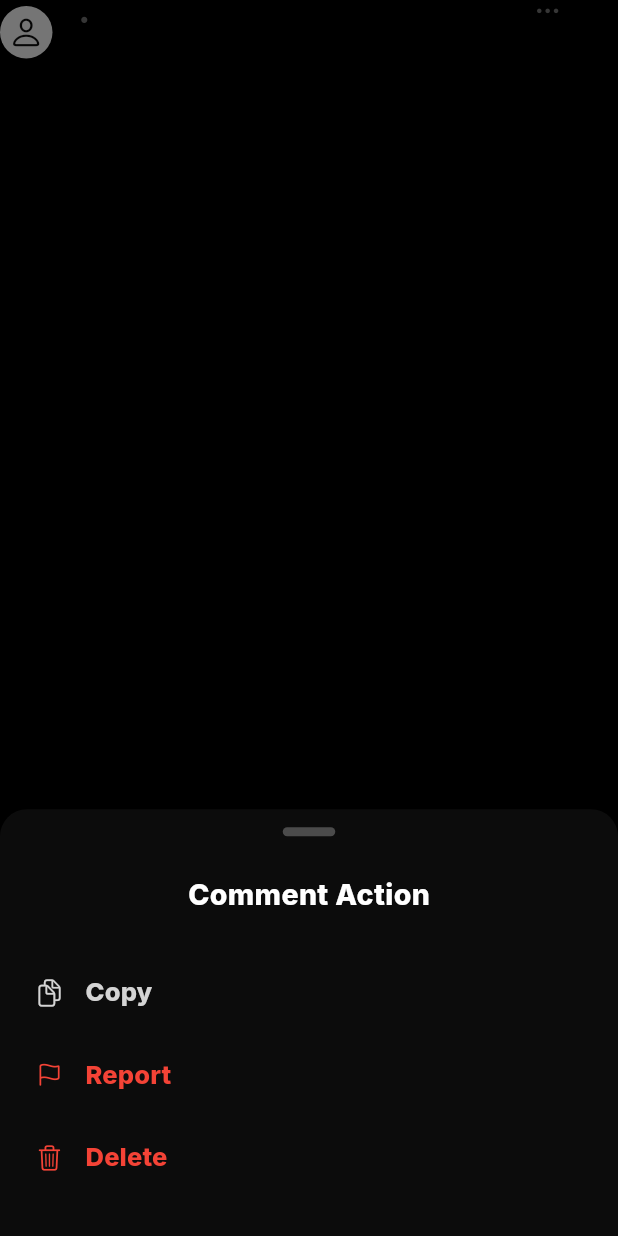
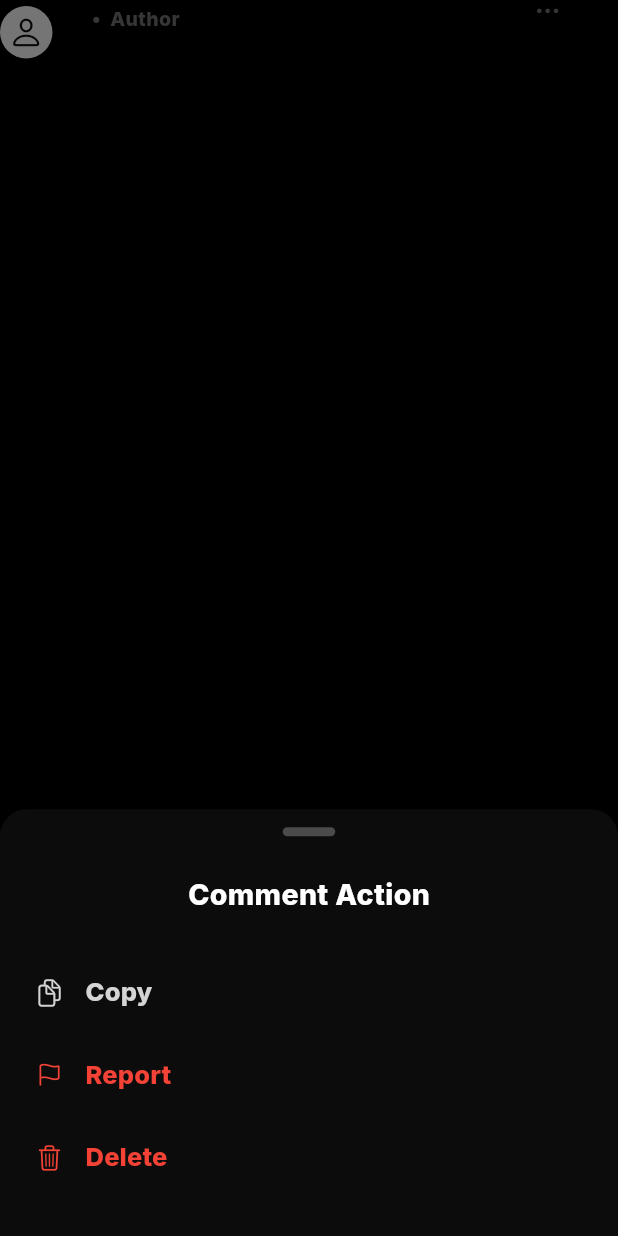
Before and after one commit to Tho100/revent, a Flutter app: the VentCommentPreviewer widget shown alone on an empty page, opened directly with empty values, after a tap on an icon or button, on a phone screen of 412 x 824 dp. Run offline on Flutter 3.47's test engine with Material 3 defaults, Android fonts, the phone set to English and light mode, and no system bars; our stand-ins replace flutter_dotenv, flutter_native_image, get_it, google_fonts; missing offline and left inert: dynamic_height_grid_view, image_picker_plus, mysql_client.

Commit message:
Redesigned vent-post page

```diff
--- a/lib/widgets/vent_widgets/comments/vent_comment_previewer.dart
+++ b/lib/widgets/vent_widgets/comments/vent_comment_previewer.dart
@@ -1,9 +1,11 @@
 import 'package:flutter/cupertino.dart';
 import 'package:flutter/material.dart';
 import 'package:flutter/services.dart';
+import 'package:get_it/get_it.dart';
 import 'package:google_fonts/google_fonts.dart';
 import 'package:revent/global/constant.dart';
 import 'package:revent/helper/navigate_page.dart';
+import 'package:revent/provider/user_data_provider.dart';
 import 'package:revent/themes/theme_color.dart';
 import 'package:revent/themes/theme_style.dart';
 import 'package:revent/ui_dialog/snack_bar.dart';
@@ -22,7 +24,7 @@ class VentCommentPreviewer extends StatelessWidget {
 
   final Uint8List pfpData;
 
-  const VentCommentPreviewer({
+  VentCommentPreviewer({
     required this.title,
     required this.creator,
     required this.commentedBy,
@@ -31,6 +33,8 @@ class VentCommentPreviewer extends StatelessWidget {
     required this.pfpData,
     super.key
   });
+
+  final userData = GetIt.instance<UserDataProvider>();
 
   Future<void> _deleteOnPressed() async {
 
@@ -105,21 +109,24 @@ class VentCommentPreviewer extends StatelessWidget {
                   child: Text(
                     commentedBy,
                     style: GoogleFonts.inter(
-                      color: ThemeColor.thirdWhite,
+                      color: ThemeColor.secondaryWhite,
                       fontWeight: FontWeight.w800,
                       fontSize: 14
                     )
                   ),
                 ),
 
+                const SizedBox(width: 8),
+
                 Text(
-                  ' ${ThemeStyle.dotSeparator} $commentTimestamp',
+                  '$commentTimestamp ${commentedBy == creator ? '${ThemeStyle.dotSeparator} Author' : ''}',
                   style: GoogleFonts.inter(
                     color: ThemeColor.thirdWhite,
                     fontWeight: FontWeight.w800,
-                    fontSize: 13
-                  )
+                    fontSize: 13,
+                  ),
                 ),
+
 
                 const Spacer(),
 
@@ -127,6 +134,8 @@ class VentCommentPreviewer extends StatelessWidget {
 
               ],
             ),
+
+            const SizedBox(height: 2),
 
             Padding(
               padding: const EdgeInsets.only(right: 25.0),
```
Also changed, not shown: lib/pages/vent_post_page.dart (+13 -3 lines).
